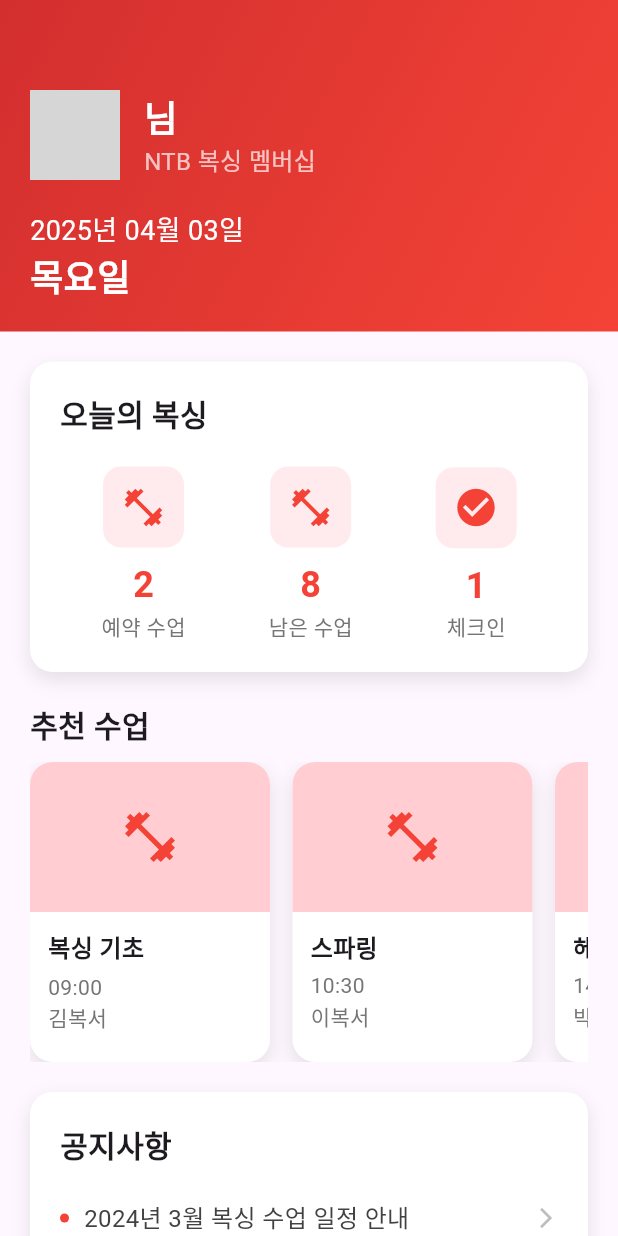
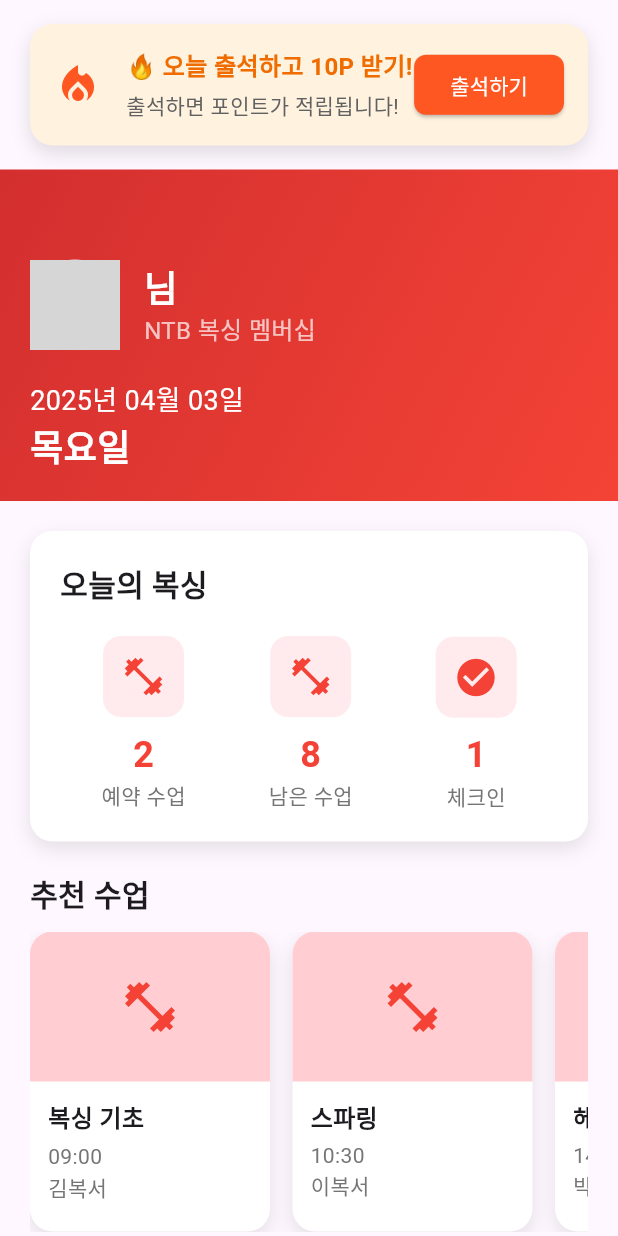
Before and after one commit to solardayz/ntb_members, a Flutter app: the HomeContent widget shown alone on an empty page, opened directly, on a phone screen of 412 x 824 dp. Run offline on Flutter 3.47's test engine with Material 3 defaults, Android fonts, the phone set to English and light mode, and no system bars; our stand-ins replace shared_preferences, webview_flutter; missing offline and left inert: mobile_scanner; accounts and stored records are empty; network calls fail; grey boxes are pictures that could not be loaded.

Commit message:
Feat: Enhance Home Screen with Point System and Update API URLs
- Replaced `localhost` with `mange.ntbc.store` in API URLs.
- Introduced a point banner on the Home Screen indicating whether the user has checked in for the day.
- Displayed current point in the point banner.
- Provided an option to check in and earn points if not already checked in for the day.
- Improved the visual presentation of the point banner, using colors and icons to reflect the check-in status.
- Updated text labels in the point banner to reflect check-in status and point earning opportunities.

```diff
--- a/lib/main.dart
+++ b/lib/main.dart
@@ -48,7 +48,7 @@ class _LoginPageState extends State<LoginPage> {
 
     try {
       final response = await http.post(
-        Uri.parse('http://localhost:8080/api/mobile/member/login'),
+        Uri.parse('http://mange.ntbc.store/api/mobile/member/login'),
         headers: {
           'Content-Type': 'application/json; charset=UTF-8',
           'Accept': 'application/json; charset=UTF-8',
@@ -265,6 +265,8 @@ class _HomeScreenState extends State<HomeScreen> {
 class HomeContent extends StatelessWidget {
   final String today = DateFormat('yyyy년 MM월 dd일').format(DateTime.now());
   final String weekday = DateFormat('EEEE', 'ko_KR').format(DateTime.now());
+  bool checkedInToday = false; // 서버에서 받아와야지 이건
+  int currentPoint = 120;
 
   @override
   Widget build(BuildContext context) {
@@ -281,6 +283,7 @@ class HomeContent extends StatelessWidget {
         return SingleChildScrollView(
           child: Column(
             children: [
+              buildPointBanner(checkedInToday, currentPoint),
               // 상단 프로필 섹션
               Container(
                 width: double.infinity,
@@ -577,6 +580,73 @@ class HomeContent extends StatelessWidget {
       ),
     );
   }
+
+  Widget buildPointBanner(bool checkedInToday, int currentPoint) {
+    return Container(
+      margin: EdgeInsets.symmetric(vertical: 16, horizontal: 20),
+      padding: EdgeInsets.all(16),
+      decoration: BoxDecoration(
+        color: checkedInToday ? Colors.green[50] : Colors.orange[50],
+        borderRadius: BorderRadius.circular(15),
+        boxShadow: [
+          BoxShadow(
+            color: Colors.black12,
+            blurRadius: 10,
+            offset: Offset(0, 5),
+          ),
+        ],
+      ),
+      child: Row(
+        children: [
+          Icon(
+            checkedInToday ? Icons.check_circle : Icons.local_fire_department,
+            color: checkedInToday ? Colors.green : Colors.deepOrange,
+            size: 32,
+          ),
+          SizedBox(width: 16),
+          Expanded(
+            child: Column(
+              crossAxisAlignment: CrossAxisAlignment.start,
+              children: [
+                Text(
+                  checkedInToday
+                      ? '오늘 출석 완료!'
+                      : '🔥 오늘 출석하고 10P 받기!',
+                  style: TextStyle(
+                    fontSize: 16,
+                    fontWeight: FontWeight.bold,
+                    color: checkedInToday ? Colors.green[700] : Colors.orange[800],
+                  ),
+                ),
+                SizedBox(height: 4),
+                Text(
+                  checkedInToday
+                      ? '현재 포인트: ${currentPoint}P'
+                      : '출석하면 포인트가 적립됩니다!',
+                  style: TextStyle(fontSize: 14, color: Colors.grey[700]),
+                ),
+              ],
+            ),
+          ),
+          if (!checkedInToday)
+            ElevatedButton(
+              onPressed: () {
+                // 출석 처리 API 호출 등
+              },
+              style: ElevatedButton.styleFrom(
+                backgroundColor: Colors.deepOrange,
+                foregroundColor: Colors.white,
+                shape: RoundedRectangleBorder(
+                  borderRadius: BorderRadius.circular(8),
+                ),
+              ),
+              child: Text('출석하기'),
+            ),
+        ],
+      ),
+    );
+  }
+
 }
 
 /// QR 코드 스캔 페이지 (체크인 탭)
@@ -608,7 +678,7 @@ class _QRCodeScannerPageState extends State<QRCodeScannerPage> {
       final phoneNumber = prefs.getString('phone_number');
 
       final response = await http.post(
-        Uri.parse('http://localhost:8080/api/mobile/attendance/check-in'),
+        Uri.parse('http://mange.ntbc.store/api/mobile/attendance/check-in'),
         headers: await getAuthHeaders(),
         body: json.encode({
           'memberId': int.parse(memberId!),
@@ -1479,7 +1549,7 @@ class _ChangePasswordScreenState extends State<ChangePasswordScreen> {
       final memberId = prefs.getString('member_id');
 
       final response = await http.post(
-        Uri.parse('http://localhost:8080/api/mobile/member/change-password'),
+        Uri.parse('http://mange.ntbc.store/api/mobile/member/change-password'),
         headers: await getAuthHeaders(),
         body: json.encode({
           'memberId': int.parse(memberId!),
@@ -1739,7 +1809,7 @@ class _AttendanceHistoryScreenState extends State<AttendanceHistoryScreen> {
       // print('회원 ID: $memberId'); // 디버깅 로그
 
       final response = await http.get(
-        Uri.parse('http://localhost:8080/api/mobile/attendance/member/$memberId'),
+        Uri.parse('http://mange.ntbc.store/api/mobile/attendance/member/$memberId'),
         headers: await getAuthHeaders(),
       );
 
@@ -1849,7 +1919,7 @@ class _PaymentHistoryScreenState extends State<PaymentHistoryScreen> {
       // print('회원 ID: $memberId');
 
       final response = await http.get(
-        Uri.parse('http://localhost:8080/api/mobile/payment/member/$memberId'),
+        Uri.parse('http://mange.ntbc.store/api/mobile/payment/member/$memberId'),
         headers: await getAuthHeaders(),
       );
 
```
